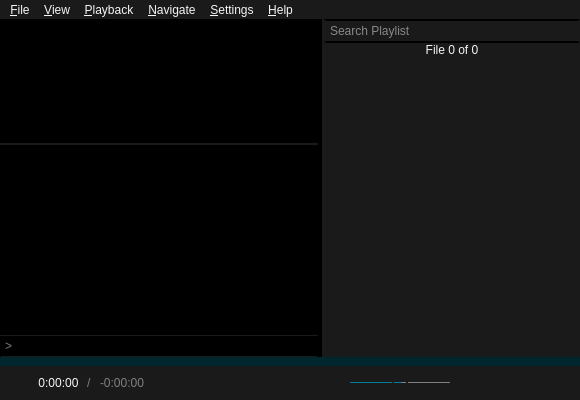
Qt form src/ui/mainwindow.ui (u8sand/Baka-MPlayer) before a commit.
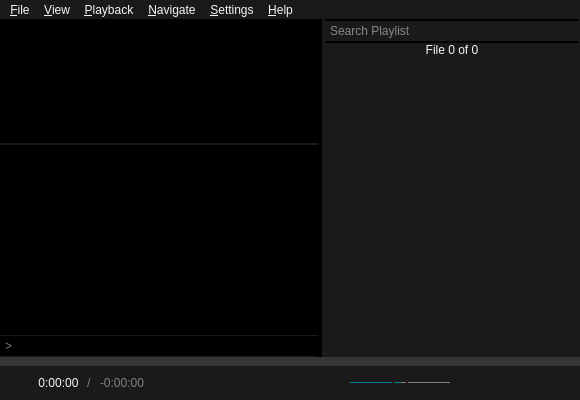
The same form after that commit. Icons and pictures are not drawn. Custom widgets are drawn as their Qt base class.

Commit message: mainwindow.ui: tweak QMenuBar color

```diff
--- a/src/ui/mainwindow.ui
+++ b/src/ui/mainwindow.ui
@@ -481,7 +481,7 @@
 }
 QSlider::handle:horizontal:disabled,
 QSlider::sub-page:horizontal:disabled {
-	background: #00262E;
+	background: #353535;
 }
 QSlider::handle:horizontal {
 	/* handle color */
@@ -491,7 +491,7 @@
 }
 QSlider::groove:horizontal {
 	/* the non-progressed color */
-	background: #00262E;
+	background: #353535;
 }
 QSlider::sub-page:horizontal {
 	/* the progress color */
```
Left out of the diff: 4 changed lines with no effect on the pictures.
